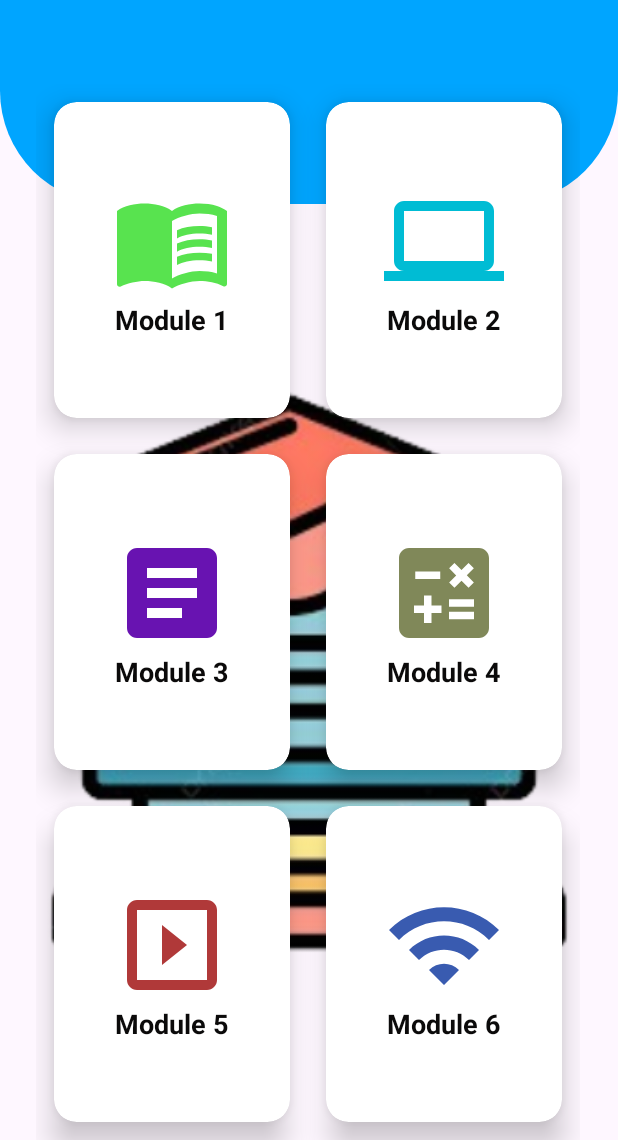
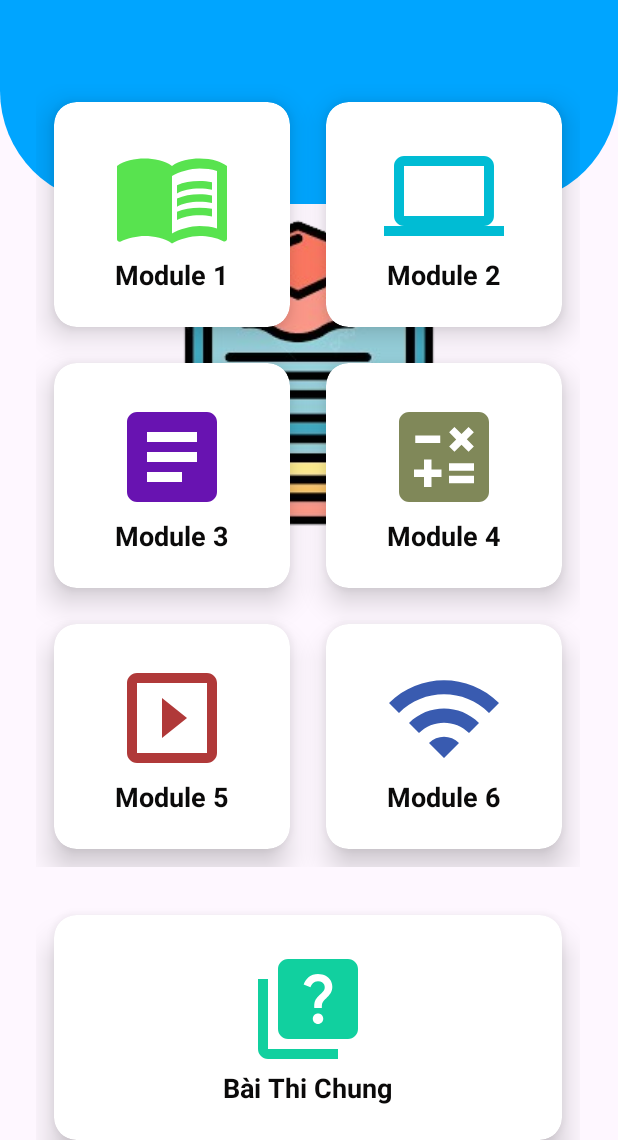
Before and after one commit to QuangVip2441/Test_MKU_App, an Android app: the screen it shows after launch (MainActivity), on a phone screen of 412 x 824 dp, the part 96-1236 px from its top. Run offline under Robolectric (Android 15) with nearby library versions, the phone set to English and light mode, and no system bars; Roboto replaces fonts that are not available here.

Commit message:
Update start and Result Quiz and Home fragment

```diff
--- /dev/null
+++ b/app/src/main/res/drawable/ic_quiz.xml
@@ -0,0 +1,6 @@
+<vector android:height="24dp" android:tint="#11D09F"
+    android:viewportHeight="24" android:viewportWidth="24"
+    android:width="24dp" xmlns:android="http://schemas.android.com/apk/res/android">
+    <path android:fillColor="@android:color/white" android:pathData="M4,6H2v14c0,1.1 0.9,2 2,2h14v-2H4V6z"/>
+    <path android:fillColor="@android:color/white" android:pathData="M20,2H8C6.9,2 6,2.9 6,4v12c0,1.1 0.9,2 2,2h12c1.1,0 2,-0.9 2,-2V4C22,2.9 21.1,2 20,2zM14.01,15c-0.59,0 -1.05,-0.47 -1.05,-1.05c0,-0.59 0.47,-1.04 1.05,-1.04c0.59,0 1.04,0.45 1.04,1.04C15.04,14.53 14.6,15 14.01,15zM16.51,8.83c-0.63,0.93 -1.23,1.21 -1.56,1.81c-0.13,0.24 -0.18,0.4 -0.18,1.18h-1.52c0,-0.41 -0.06,-1.08 0.26,-1.65c0.41,-0.73 1.18,-1.16 1.63,-1.8c0.48,-0.68 0.21,-1.94 -1.14,-1.94c-0.88,0 -1.32,0.67 -1.5,1.23l-1.37,-0.57C11.51,5.96 12.52,5 13.99,5c1.23,0 2.08,0.56 2.51,1.26C16.87,6.87 17.08,7.99 16.51,8.83z"/>
+</vector>
--- /dev/null
+++ b/app/src/main/res/drawable/round_back_secondary_20.xml
@@ -0,0 +1,6 @@
+<?xml version="1.0" encoding="utf-8"?>
+<shape xmlns:android="http://schemas.android.com/apk/res/android"
+    android:shape="rectangle">
+    <solid android:color="@color/secondary"/>
+    <corners android:radius="10dp"/>
+</shape>
--- a/app/src/main/res/layout/fragment_home.xml
+++ b/app/src/main/res/layout/fragment_home.xml
@@ -1,13 +1,16 @@
 <?xml version="1.0" encoding="utf-8"?>
-<RelativeLayout xmlns:android="http://schemas.android.com/apk/res/android"
+<ScrollView xmlns:android="http://schemas.android.com/apk/res/android"
     xmlns:tools="http://schemas.android.com/tools"
     android:layout_width="match_parent"
     android:layout_height="match_parent"
     xmlns:app="http://schemas.android.com/apk/res-auto"
     tools:context=".Views.HomeFragment"
     android:id="@+id/fragment_container"
-    android:fitsSystemWindows="true"
-    >
+    android:fitsSystemWindows="true">
+
+    <RelativeLayout
+        android:layout_width="match_parent"
+        android:layout_height="match_parent">
         <View
             android:id="@+id/topview"
             android:layout_width="match_parent"
@@ -30,6 +33,7 @@
             android:layout_marginLeft="24dp"
             android:layout_marginRight="25dp"
             android:layout_marginTop="-80dp"
+            android:id="@+id/gridtop"
             android:layout_below="@+id/topview">
 
             <androidx.cardview.widget.CardView
@@ -238,5 +242,50 @@
                 </LinearLayout>
             </androidx.cardview.widget.CardView>
         </GridLayout>
+        <GridLayout
+            android:layout_width="match_parent"
+            android:layout_height="match_parent"
+            android:columnCount="1"
+            android:rowCount="1"
+            android:layout_marginLeft="24dp"
+            android:layout_marginRight="25dp"
+            android:layout_below="@id/gridtop"
+            android:layout_marginTop="20dp"
+            >
 
+            <androidx.cardview.widget.CardView
+                android:layout_width="match_parent"
+                android:layout_height="150dp"
+                app:cardCornerRadius="15dp"
+                android:layout_columnWeight="1"
+                android:layout_rowWeight="1"
+                android:layout_margin="12dp"
+                app:cardElevation="12dp">
+
+                <LinearLayout
+                    android:layout_width="match_parent"
+                    android:layout_height="match_parent"
+                    android:gravity="center"
+                    android:orientation="vertical">
+                    <ImageView
+                        android:id="@+id/SumTest"
+                        android:layout_width="80dp"
+                        android:layout_height="80dp"
+                        android:src="@drawable/ic_quiz"
+                        android:layout_gravity="center_horizontal"
+                        />
+                    <TextView
+                        android:layout_width="wrap_content"
+                        android:layout_height="wrap_content"
+                        android:text="Bài Thi Chung"
+                        android:textSize="18sp"
+                        android:textStyle="bold"
+                        android:textColor="@color/black"
+                        android:layout_gravity="center_horizontal"
+                        />
+                </LinearLayout>
+            </androidx.cardview.widget.CardView>
+        </GridLayout>
     </RelativeLayout>
+
+</ScrollView>
--- a/app/src/main/res/values/colors.xml
+++ b/app/src/main/res/values/colors.xml
@@ -22,4 +22,7 @@
     <color name="colorYellow">#EBF21B</color>
     <color name="colorRed">#F20519</color>
     <color name="colorOrange">#F2913D</color>
+    <color name="primary">#1C2B71</color>
+    <color name="secondary">#06CBED</color>
+    <color name="color3">#11C59C</color>
 </resources>
```
Also changed, not shown: app/src/main/java/com/example/test_mku_app/Models/CandidateModel.java (+40 -1 lines), app/src/main/java/com/example/test_mku_app/Models/ExamModel.java (added, +56 -0 lines), app/src/main/java/com/example/test_mku_app/Views/ResultFragment.java (added, +26 -0 lines), app/src/main/java/com/example/test_mku_app/Views/StartFragment.java (added, +27 -0 lines), app/src/main/java/com/example/test_mku_app/ultils/Constant.java (+17 -0 lines), app/src/main/res/drawable/round_back_sec.xml (added, +9 -0 lines), app/src/main/res/drawable/round_back_secondary.xml (added, +7 -0 lines), app/src/main/res/drawable/round_back_white_20.xml (added, +7 -0 lines), app/src/main/res/layout/fragment_result.xml (added, +193 -0 lines), app/src/main/res/layout/fragment_start.xml (added, +56 -0 lines), app/src/main/res/drawable/quiz_icon_2.png (added), app/src/main/res/drawable/winner2.png (added). Lines whose indentation alone changed are shown as unchanged.
